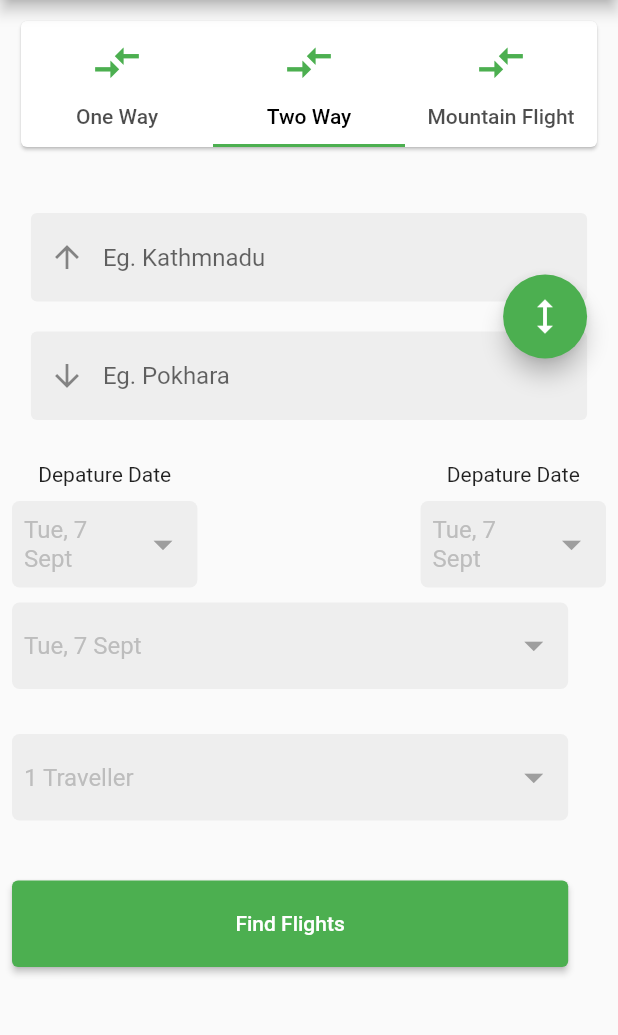
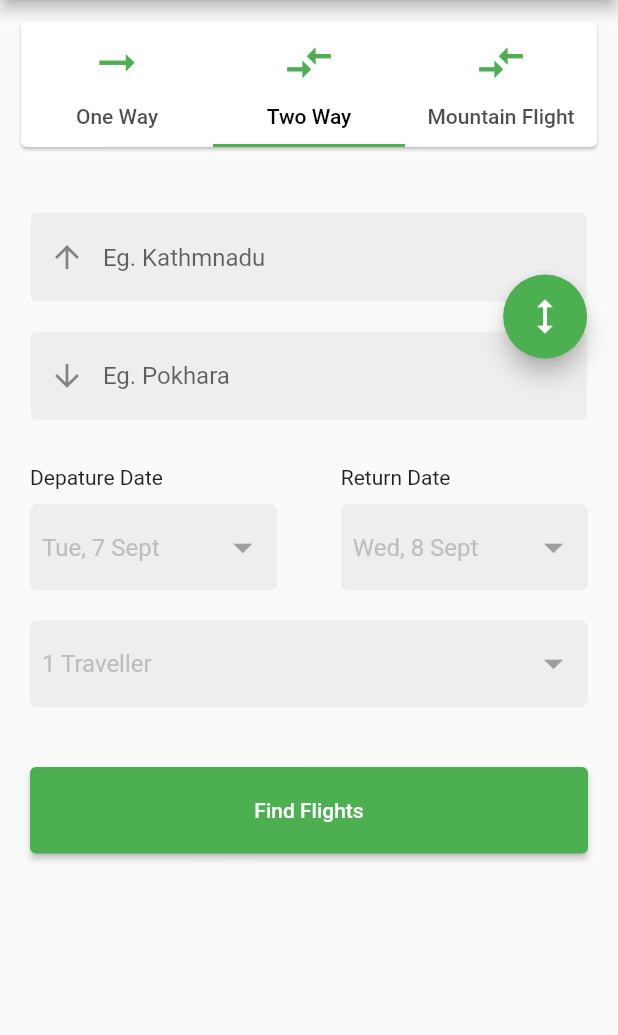
Before and after one commit to rajbahakdanyu/Khanepani_flutter, a Flutter app: the Airline screen opened by its route, tab 2 chosen, on a phone screen of 412 x 824 dp, the part 84-1119 px from its top. Run offline on Flutter 3.47's test engine with Material 2 defaults, Android fonts, the phone set to English and light mode, and no system bars.

Commit message:
Finishing up

```diff
--- a/lib/pages/two_way_flight.dart
+++ b/lib/pages/two_way_flight.dart
@@ -79,9 +79,9 @@ class _TwoWayFlightState extends State<TwoWayFlight> {
       children: [
         SizedBox(height: 30),
         FlightInputWidget(),
-        SizedBox(height: 20),
+        SizedBox(height: 10),
         Padding(
-          padding: const EdgeInsets.all(8.0),
+          padding: const EdgeInsets.all(20.0),
           child: Column(
             crossAxisAlignment: CrossAxisAlignment.start,
             children: [
@@ -89,11 +89,12 @@ class _TwoWayFlightState extends State<TwoWayFlight> {
                 mainAxisAlignment: MainAxisAlignment.spaceBetween,
                 children: [
                   Column(
+                    crossAxisAlignment: CrossAxisAlignment.start,
                     children: [
                       Text('Depature Date'),
                       SizedBox(height: 10),
                       Container(
-                        width: MediaQuery.of(context).size.width * 0.3,
+                        width: MediaQuery.of(context).size.width * 0.4,
                         child: WaterCounterWidget(
                           title: 'Tue, 7 Sept',
                           tapFunction: () => _selectDate(context),
@@ -102,13 +103,14 @@ class _TwoWayFlightState extends State<TwoWayFlight> {
                     ],
                   ),
                   Column(
+                    crossAxisAlignment: CrossAxisAlignment.start,
                     children: [
-                      Text('Depature Date'),
+                      Text('Return Date'),
                       SizedBox(height: 10),
                       Container(
-                        width: MediaQuery.of(context).size.width * 0.3,
+                        width: MediaQuery.of(context).size.width * 0.4,
                         child: WaterCounterWidget(
-                          title: 'Tue, 7 Sept',
+                          title: 'Wed, 8 Sept',
                           tapFunction: () => _selectDate(context),
                         ),
                       ),
@@ -116,16 +118,7 @@ class _TwoWayFlightState extends State<TwoWayFlight> {
                   ),
                 ],
               ),
-              SizedBox(height: 10),
-              Container(
-                width: MediaQuery.of(context).size.width * 0.9,
-                child: Column(
-                  children: [
-                    WaterCounterWidget(
-                      title: 'Tue, 7 Sept',
-                      tapFunction: () => _selectDate(context),
-                    ),
-                    SizedBox(height: 30),
+              SizedBox(height: 20),
               WaterCounterWidget(
                 title: '1 Traveller',
                 tapFunction: () => showModalBottomSheet(
@@ -153,9 +146,6 @@ class _TwoWayFlightState extends State<TwoWayFlight> {
           ),
         ),
       ],
-          ),
-        ),
-      ],
     );
   }
 }
--- a/lib/widgets/flight_card_widget.dart
+++ b/lib/widgets/flight_card_widget.dart
@@ -12,7 +12,7 @@ class FlightCardWidget extends StatelessWidget {
           tabs: [
             Tab(
               icon: Icon(
-                Icons.compare_arrows,
+                Icons.arrow_right_alt,
                 color: Colors.green,
                 size: 35,
               ),
```
Lines whose indentation alone changed are shown as unchanged.
